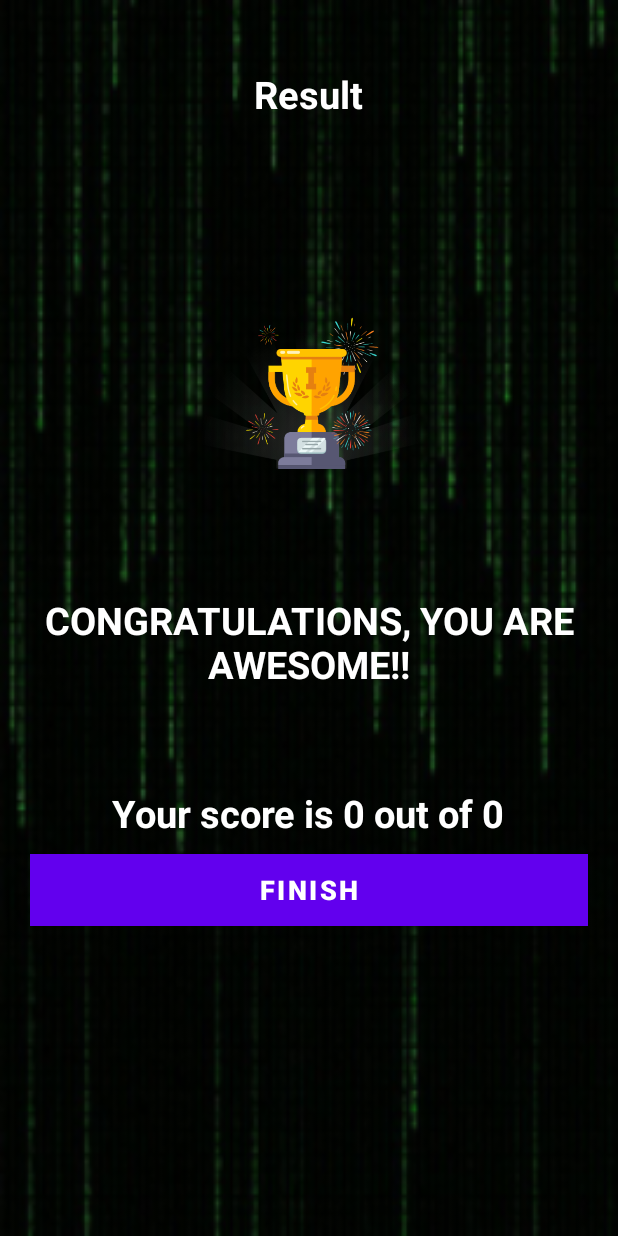
After one commit to 20041540MichaelKelly/Quiz-App, an Android app: the ResultActivity screen opened directly, with no data from a screen before it, on a phone screen of 412 x 824 dp. The commit adds this screen. Run offline under Robolectric (Android 15) with nearby library versions, the phone set to English and light mode, and no system bars.

Commit message:
The results page was built and intent put extra was included to pass data through the intents

```diff
--- a/app/src/main/java/mick/projects/quizapp/MainActivity.kt
+++ b/app/src/main/java/mick/projects/quizapp/MainActivity.kt
@@ -20,6 +20,7 @@ class MainActivity : AppCompatActivity() {
                 Toast.makeText(this, "***Error: Name not Included***", Toast.LENGTH_LONG).show()
             }else{
                 val intent = Intent(this, QuestionsActivity::class.java)
+                intent.putExtra(Constants.USER_NAME, etName.text.toString())
                 startActivity(intent)
                 finish()
             }
--- /dev/null
+++ b/app/src/main/java/mick/projects/quizapp/ResultActivity.kt
@@ -0,0 +1,29 @@
+package mick.projects.quizapp
+
+import android.content.Intent
+import androidx.appcompat.app.AppCompatActivity
+import android.os.Bundle
+import android.widget.Button
+import android.widget.TextView
+
+class ResultActivity : AppCompatActivity() {
+    override fun onCreate(savedInstanceState: Bundle?) {
+        super.onCreate(savedInstanceState)
+        setContentView(R.layout.activity_result)
+
+        val tvName: TextView = findViewById(R.id.tv_name)
+        val tvScore: TextView = findViewById(R.id.tv_score)
+        val btnFinish: Button = findViewById(R.id.btn_finish)
+
+        tvName.text = intent.getStringExtra(Constants.USER_NAME)
+
+        val correctAnswers = intent.getIntExtra(Constants.CORRECT_ANSWERS, 0)
+        val totalQuestions = intent.getIntExtra(Constants.TOTAL_QUESTIONS, 0)
+
+        tvScore.text = "Your score is $correctAnswers out of $totalQuestions"
+
+        btnFinish.setOnClickListener {
+            startActivity(Intent(this, MainActivity::class.java))
+        }
+    }
+}
--- /dev/null
+++ b/app/src/main/res/layout/activity_result.xml
@@ -0,0 +1,71 @@
+<?xml version="1.0" encoding="utf-8"?>
+<LinearLayout
+    xmlns:android="http://schemas.android.com/apk/res/android"
+    xmlns:tools="http://schemas.android.com/tools"
+    android:layout_width="match_parent"
+    android:layout_height="match_parent"
+    android:background="@drawable/q_bg"
+    android:orientation="vertical"
+    android:gravity="center_horizontal"
+    android:padding="20dp"
+    tools:context=".ResultActivity">
+
+    <TextView
+        android:id="@+id/tv_result"
+        android:layout_width="wrap_content"
+        android:layout_height="wrap_content"
+        android:text="Result"
+        android:layout_marginTop="25dp"
+        android:textSize="25sp"
+        android:textStyle="bold"
+        android:textColor="@android:color/white"/>
+
+    <ImageView
+        android:id="@+id/iv_trophy"
+        android:layout_width="200dp"
+        android:layout_height="300dp"
+        android:src="@drawable/ic_trophy" />
+
+    <TextView
+        android:id="@+id/tv_congratulations"
+        android:layout_width="wrap_content"
+        android:layout_height="wrap_content"
+        android:layout_marginTop="16dp"
+        android:text="CONGRATULATIONS, YOU ARE AWESOME!!"
+        android:gravity="center_horizontal"
+        android:textSize="25sp"
+        android:textStyle="bold"
+        android:textColor="@android:color/white"/>
+
+    <TextView
+        android:id="@+id/tv_name"
+        android:layout_width="wrap_content"
+        android:layout_height="wrap_content"
+        android:layout_marginTop="20dp"
+        android:text="Username"
+        android:textColor="@android:color/white"
+        android:textSize="25sp"
+        android:textStyle="bold" />
+
+    <TextView
+        android:id="@+id/tv_score"
+        android:layout_width="wrap_content"
+        android:layout_height="wrap_content"
+        android:layout_marginTop="10dp"
+        android:text="Score"
+        android:textSize="25sp"
+        android:textStyle="bold"
+        android:textColor="@android:color/white"/>
+
+    <Button
+        android:id="@+id/btn_finish"
+        android:layout_width="match_parent"
+        android:layout_height="wrap_content"
+        android:layout_marginTop="10dp"
+        android:backgroundTint="@android:color/white"
+        android:text="FINISH"
+        android:textSize="18sp"
+        android:textStyle="bold"
+        android:background="@color/purple_500"
+        android:textColor="@color/white"/>
+</LinearLayout>
```
Also changed, not shown: app/src/main/AndroidManifest.xml (+7 -0 lines), app/src/main/java/mick/projects/quizapp/Constants.kt (+18 -15 lines), app/src/main/java/mick/projects/quizapp/QuestionsActivity.kt (+13 -2 lines), app/src/main/res/drawable/ic_trophy.png (added).
